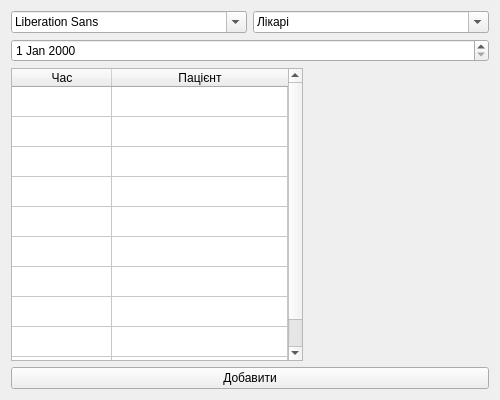
Above: Courcework_18-19/MedicineCards/widgetregister.ui from MaksWellFine/OOP before the change. Below: the same form after it.
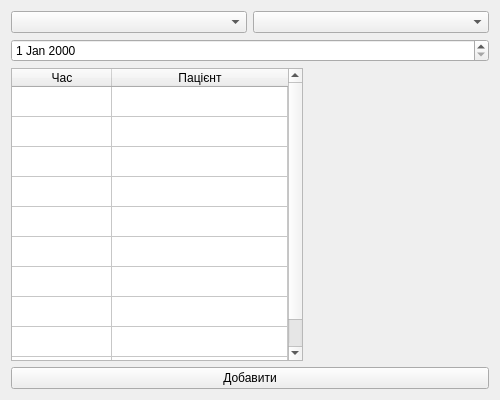
That is the form after the change.

Diff of the .ui file:
```diff
--- a/Courcework_18-19/MedicineCards/widgetregister.ui
+++ b/Courcework_18-19/MedicineCards/widgetregister.ui
@@ -29,23 +29,10 @@
    <item>
     <layout class="QHBoxLayout" name="horizontalLayoutFilter">
      <item>
-      <widget class="QFontComboBox" name="fontComboBoxSpecialties">
-       <property name="currentText">
-        <string>Спеціальності</string>
-       </property>
-       <property name="currentFont">
-        <font>
-         <pointsize>12</pointsize>
-        </font>
-       </property>
-      </widget>
+      <widget class="QComboBox" name="comboBoxSpecialties"/>
      </item>
      <item>
-      <widget class="QFontComboBox" name="fontComboBoxDoctors">
-       <property name="currentText">
-        <string>Лікарі</string>
-       </property>
-      </widget>
+      <widget class="QComboBox" name="comboBox"/>
      </item>
     </layout>
    </item>
```
